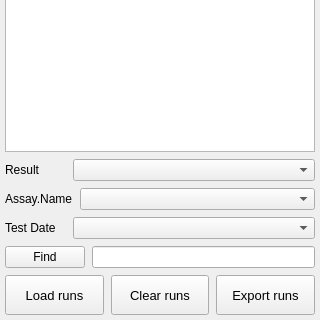
The window that BIThub/Datapad/views/resources/dbList_Widget.ui (acefgin/BIThub_pyqt) describes before a commit, drawn with Qt 5; both pictures show x 0 to 320 and y 400 to 720 of the 320 by 720 pixel window.
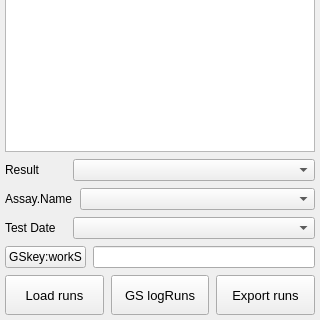
The same window after the commit. Custom widgets are drawn as their Qt base class.

```diff
--- a/BIThub/Datapad/views/resources/dbList_Widget.ui
+++ b/BIThub/Datapad/views/resources/dbList_Widget.ui
@@ -103,7 +103,7 @@
         </font>
        </property>
        <property name="text">
-        <string>Clear runs</string>
+        <string>GS logRuns</string>
        </property>
       </widget>
      </item>
@@ -152,7 +152,7 @@
      <item>
       <widget class="QPushButton" name="pushButton">
        <property name="text">
-        <string>Find</string>
+        <string>GSkey:workS</string>
        </property>
       </widget>
      </item>
```
